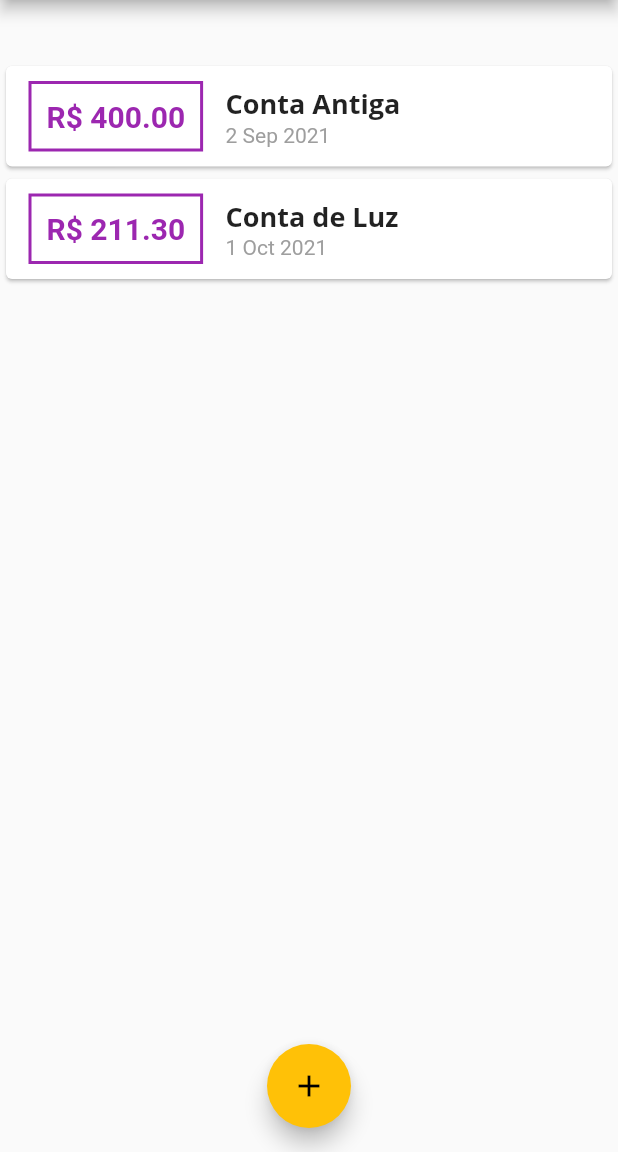
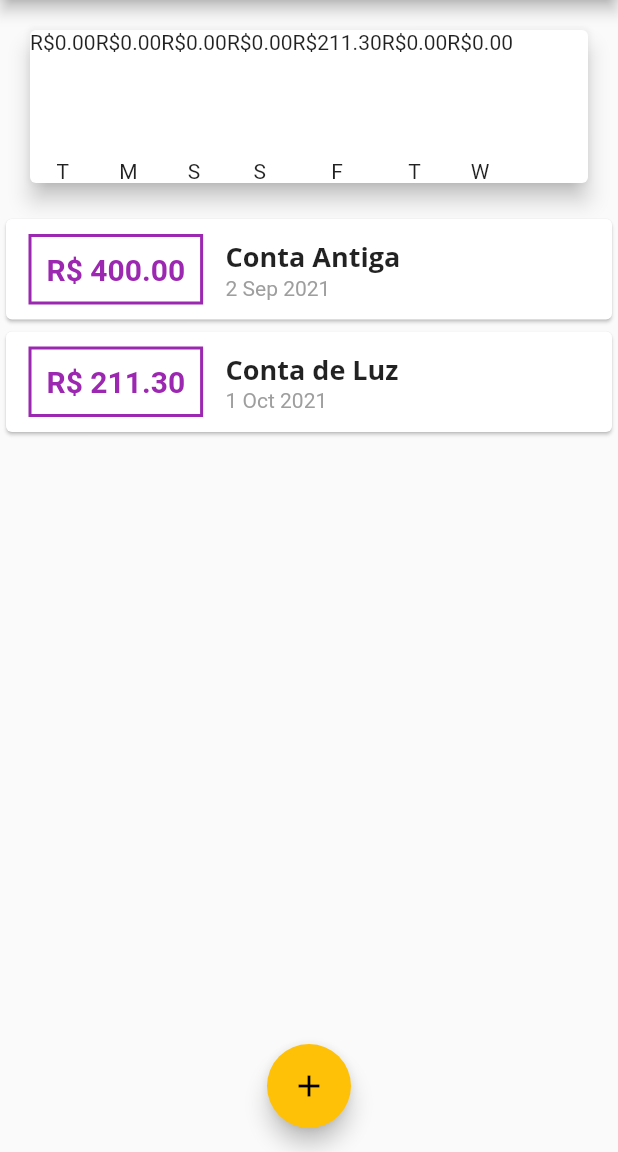
Before and after one commit to lucasaobarbosa/expenses, a Flutter app: the screen it shows after launch, on a phone screen of 412 x 824 dp, the part 84-1236 px from its top. Run offline on Flutter 3.47's test engine with Material 2 defaults, Android fonts, the phone set to English and light mode, and no system bars.

Commit message:
chart_bar

```diff
--- a/lib/components/chart.dart
+++ b/lib/components/chart.dart
@@ -1,6 +1,7 @@
 import 'package:flutter/material.dart';
 import 'package:intl/intl.dart';
 import '../models/transaction.dart';
+import 'chart_bar.dart';
 
 class Chart extends StatelessWidget {
   final List<Transaction> recentTransaction;
@@ -42,7 +43,13 @@ class Chart extends StatelessWidget {
       elevation: 6,
       margin: EdgeInsets.all(20),
       child: Row(
-        children: <Widget>[],
+        children: groupedTransactions.map((tr) {
+          return ChartBar(
+            label: tr['day'].toString(),
+            value: (tr['value'] as double),
+            percentage: 0,
+          );
+        }).toList(),
       ),
     );
   }
--- /dev/null
+++ b/lib/components/chart_bar.dart
@@ -0,0 +1,30 @@
+import 'package:flutter/material.dart';
+
+class ChartBar extends StatelessWidget {
+  final String? label;
+  final double? value;
+  final double? percentage;
+
+  ChartBar({
+    this.label,
+    this.value,
+    this.percentage,
+  });
+
+  @override
+  Widget build(BuildContext context) {
+    return Column(
+      children: <Widget>[
+        Text('R\$${value?.toStringAsFixed(2)}'),
+        SizedBox(height: 5),
+        Container(
+          height: 60,
+          width: 10,
+          child: null,
+        ),
+        SizedBox(height: 5),
+        Text(label.toString()),
+      ],
+    );
+  }
+}
```
